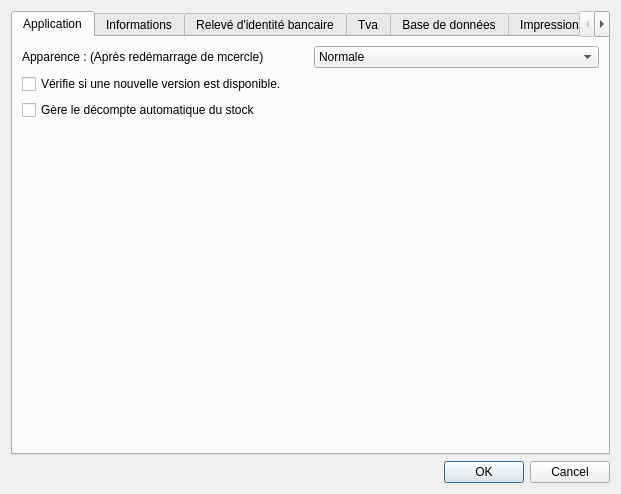
This is src/dialogsettings.ui in cfdev/mcercle as Qt 5 draws it before an edit. The edited form follows.
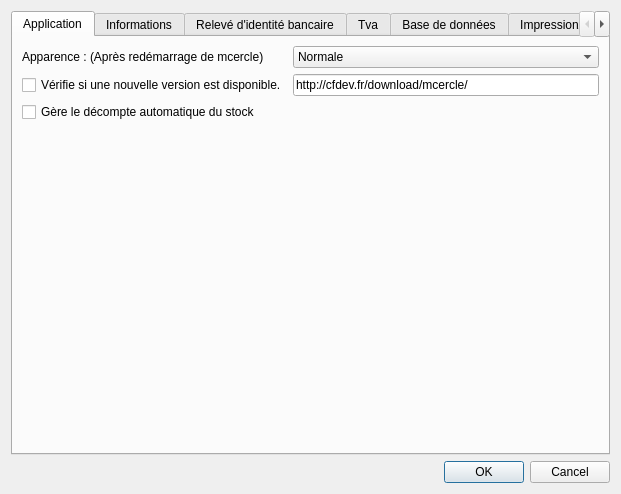
This is the edited form. Icons and pictures are not drawn.

What changed in the file:
```diff
--- a/src/dialogsettings.ui
+++ b/src/dialogsettings.ui
@@ -94,7 +94,7 @@
                </property>
               </widget>
              </item>
-             <item row="2" column="0">
+             <item row="3" column="0">
               <widget class="QCheckBox" name="checkBox_manageStock">
                <property name="text">
                 <string>Gère le décompte automatique du stock</string>
@@ -105,6 +105,16 @@
                </property>
               </widget>
              </item>
+             <item row="1" column="1">
+              <widget class="QLineEdit" name="lineEdit_url">
+               <property name="toolTip">
+                <string>Adresse du dépôt</string>
+               </property>
+               <property name="text">
+                <string>http://cfdev.fr/download/mcercle/</string>
+               </property>
+              </widget>
+             </item>
             </layout>
            </item>
            <item>
```
